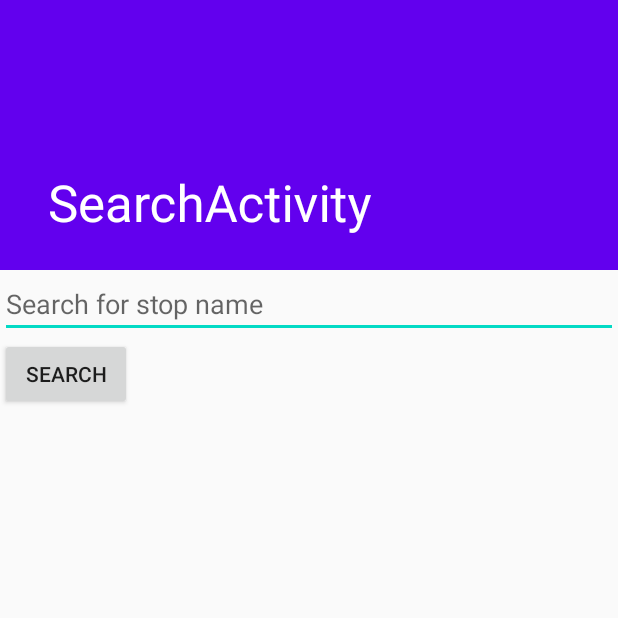
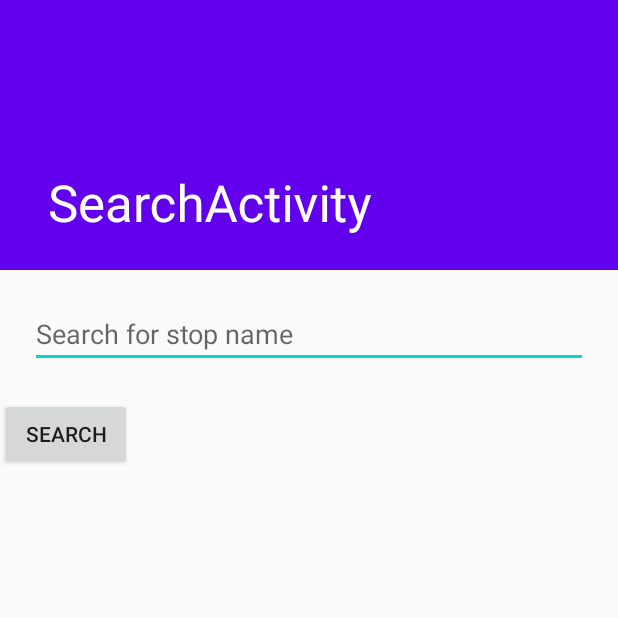
Before and after one commit to ksievert/SievertMobileApplicationFinal, an Android app: the screen it shows after launch (SearchActivity), on a phone screen of 412 x 824 dp, the top half of it. Run offline under Robolectric (Android 15) with nearby library versions, the phone set to English and light mode, and no system bars.

Commit message:
Handles exceptions x2, abbreviations, started autocomplete

```diff
--- a/app/src/main/res/layout/content_search.xml
+++ b/app/src/main/res/layout/content_search.xml
@@ -13,11 +13,12 @@
         android:layout_height="match_parent"
         android:orientation="vertical">
 
-    <EditText
-        android:id="@+id/etStopName"
-        android:layout_width="match_parent"
-        android:layout_height="wrap_content"
-        android:hint="@string/search_for_stop_name"/>
+        <AutoCompleteTextView
+            android:id="@+id/autoTextView"
+            android:layout_width="match_parent"
+            android:layout_height="wrap_content"
+            android:layout_margin="20dp"
+            android:hint="@string/search_for_stop_name"/>
 
     <Button
         android:id="@+id/btnSearch"
@@ -32,6 +33,13 @@
 <!--        android:layout_margin="@dimen/text_margin"-->
 <!--        android:text="json file goes here" />-->
 
+        <TextView
+            android:id="@+id/tvSearchError"
+            android:textSize="15sp"
+            android:layout_width="wrap_content"
+            android:layout_height="wrap_content"
+            android:gravity="center_horizontal"/>
+
         <androidx.recyclerview.widget.RecyclerView
             android:id="@+id/rvContent"
             android:layout_width="match_parent"
--- a/app/src/main/res/values/strings.xml
+++ b/app/src/main/res/values/strings.xml
@@ -99,4 +99,58 @@
     <string name="error1">Stop not found</string>
     <string name="title_activity_maps2">Map</string>
     <string name="stop_name">Stop name</string>
+
+    <string-array name="all_stops">
+        <item>12th St. Oakland City Center</item>
+        <item>16th St. Mission</item>
+        <item>19th St. Oakland</item>
+        <item>24th St. Mission</item>
+        <item>Ashby</item>
+        <item>Antioch</item>
+        <item>Balboa Park</item>
+        <item>Bay Fair</item>
+        <item>Berryessa</item>
+        <item>Castro Valley</item>
+        <item>Civic Center</item>
+        <item>Coliseum</item>
+        <item>Colma</item>
+        <item>Concord</item>
+        <item>Daly City</item>
+        <item>Downtown Berkeley</item>
+        <item>Dublin/Pleasanton</item>
+        <item>El Cerrito del Norte</item>
+        <item>El Cerrito Plaza</item>
+        <item>Embarcadero</item>
+        <item>Fremont</item>
+        <item>Fruitvale</item>
+        <item>Glen Park</item>
+        <item>Hayward</item>
+        <item>Lafayette</item>
+        <item>Lake Merritt</item>
+        <item>MacArthur</item>
+        <item>Millbrae</item>
+        <item>Milpitas</item>
+        <item>Montgomery St.</item>
+        <item>North Berkeley</item>
+        <item>North Concord/Martinez</item>
+        <item>Oakland Int\'l Airport</item>
+        <item>Orinda</item>
+        <item>Pittsburg/Bay Point</item>
+        <item>Pittsburg Center</item>
+        <item>Pleasant Hill</item>
+        <item>Powell St.</item>
+        <item>Richmond</item>
+        <item>Rockridge</item>
+        <item>San Bruno</item>
+        <item>San Francisco Int\'l Airport</item>
+        <item>San Leandro</item>
+        <item>South Hayward</item>
+        <item>South San Francisco</item>
+        <item>Union City</item>
+        <item>Warm Springs/South Fremont</item>
+        <item>Walnut Creek</item>
+        <item>West Dublin</item>
+        <item>West Oakland</item>
+    </string-array>
+
 </resources>
```
Also changed, not shown: app/src/main/java/hu/ait/sievertmobileapplicationfinal/MapsActivity.kt (+19 -8 lines), app/src/main/java/hu/ait/sievertmobileapplicationfinal/SearchActivity.kt (+30 -8 lines), app/src/main/java/hu/ait/sievertmobileapplicationfinal/data/hardcodedData.kt (added, +27 -0 lines).
